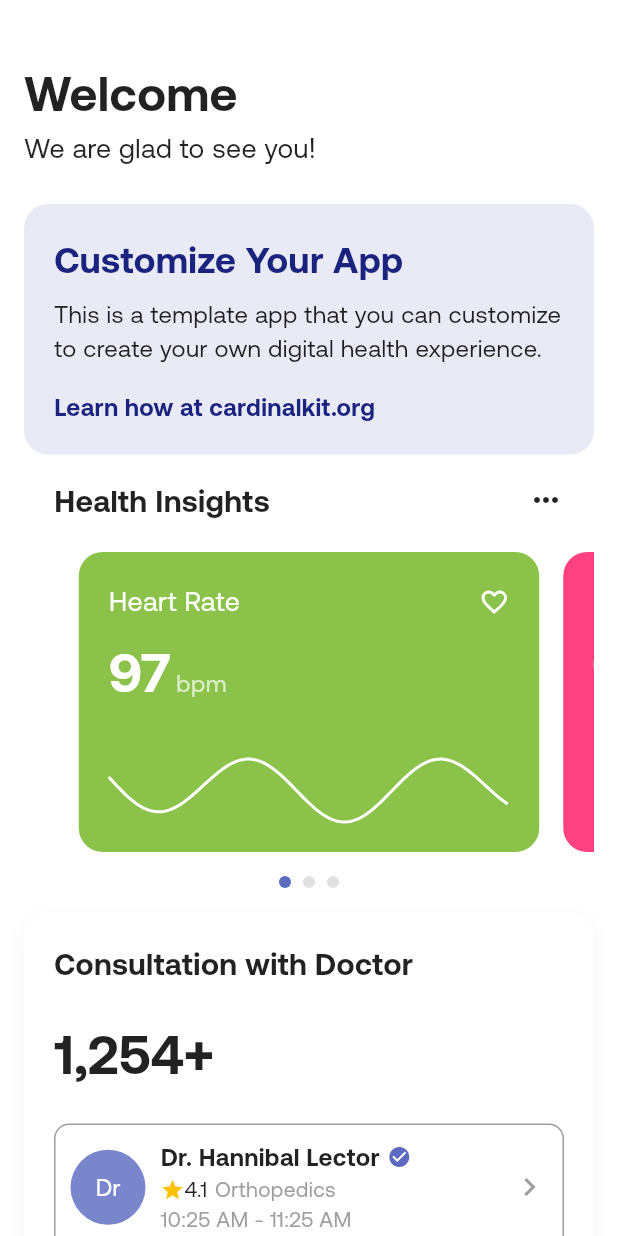
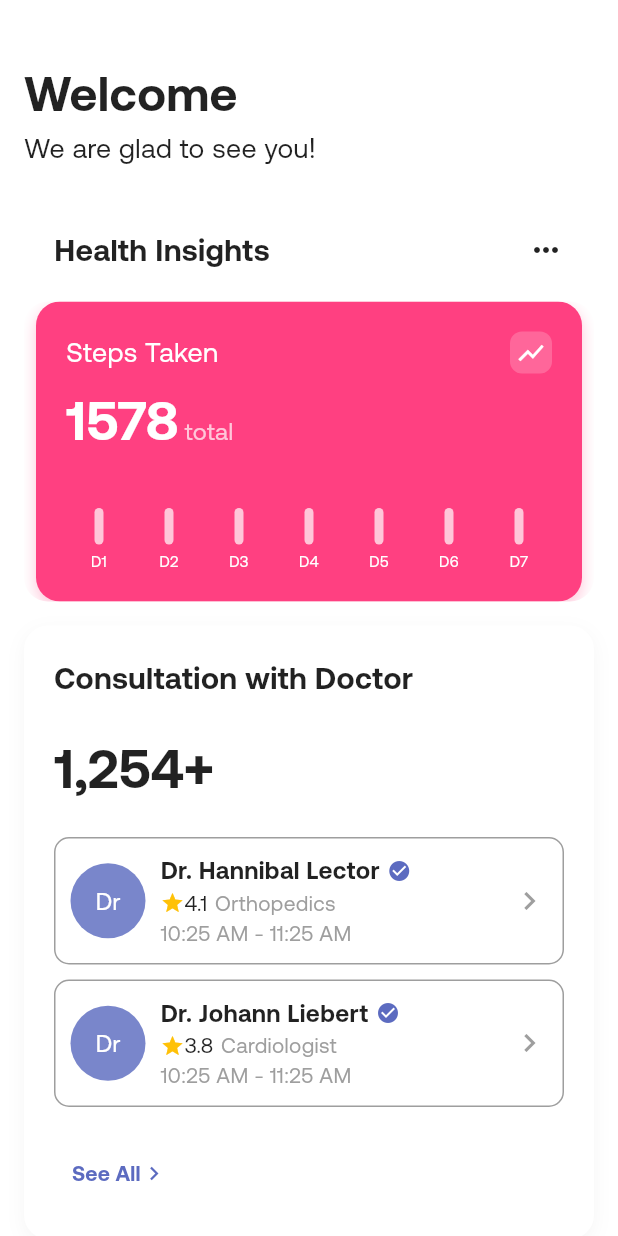
Before and after one commit to Arrizky0911/Telehealth, a Flutter app: the HomeScreen screen opened directly, on a phone screen of 412 x 824 dp. Run offline on Flutter 3.47's test engine with Material 3 defaults, Android fonts, the phone set to English and light mode, and no system bars; our stand-ins replace cloud_firestore, firebase_auth, firebase_core, firebase_storage, google_sign_in, signature; accounts and stored records are empty.

Commit message:
shop pages and it's basic content. and bit fix home page

```diff
--- a/lib/src/features/main/home/home.dart
+++ b/lib/src/features/main/home/home.dart
@@ -32,43 +32,6 @@ class HomeScreen extends StatelessWidget {
                 ),
               ),
               const SizedBox(height: 24),
-              Container(
-                padding: const EdgeInsets.all(20),
-                decoration: BoxDecoration(
-                  color: const Color(0xFFE8EAF6),
-                  borderRadius: BorderRadius.circular(16),
-                ),
-                child: const Column(
-                  crossAxisAlignment: CrossAxisAlignment.start,
-                  children: [
-                    Text(
-                      'Customize Your App',
-                      style: TextStyle(
-                        fontSize: 24,
-                        fontWeight: FontWeight.bold,
-                        color: Color(0xFF1A237E),
-                      ),
-                    ),
-                    SizedBox(height: 8),
-                    Text(
-                      'This is a template app that you can customize to create your own digital health experience.',
-                      style: TextStyle(
-                        fontSize: 16,
-                        color: Colors.black87,
-                      ),
-                    ),
-                    SizedBox(height: 16),
-                    Text(
-                      'Learn how at cardinalkit.org',
-                      style: TextStyle(
-                        fontSize: 16,
-                        color: Color(0xFF1A237E),
-                        fontWeight: FontWeight.bold,
-                      ),
-                    ),
-                  ],
-                ),
-              ),
               const SizedBox(height: 16),
               const HealthInsightsCard(),
               const SizedBox(height: 16),
@@ -76,7 +39,6 @@ class HomeScreen extends StatelessWidget {
               const SizedBox(height: 16),
               const AIChatbotCard(),
               const SizedBox(height: 16),
-              const SymptomCheckerCard(),
               const SizedBox(height: 16),
 
             ],
--- a/lib/src/features/main/widgets/health_cards.dart
+++ b/lib/src/features/main/widgets/health_cards.dart
@@ -9,9 +9,6 @@ class HealthInsightsCard extends StatefulWidget {
 }
 
 class _HealthInsightsCardState extends State<HealthInsightsCard> {
-  final PageController _pageController = PageController(viewportFraction: 0.85);
-  int _currentPage = 0;
-
   @override
   Widget build(BuildContext context) {
     return Column(
@@ -36,58 +33,12 @@ class _HealthInsightsCardState extends State<HealthInsightsCard> {
         const SizedBox(height: 20),
         SizedBox(
           height: 200,
-          child: PageView(
-            controller: _pageController,
-            onPageChanged: (index) {
-              setState(() {
-                _currentPage = index;
-              });
-            },
-            children: const [
-              _HealthCard(
-                title: 'Heart Rate',
-                value: '97',
-                unit: 'bpm',
-                color: Color(0xFF8BC34A),
-                child: HeartRateGraph(),
-              ),
-              _HealthCard(
+          child: const _HealthCard(
             title: 'Steps Taken',
             value: '1578',
             unit: 'total',
             color: Color(0xFFFF4081),
             child: StepsGraph(),
-              ),
-              _HealthCard(
-                title: 'Hydration',
-                value: '85',
-                unit: '%',
-                color: Color(0xFF2196F3),
-                child: Icon(
-                  Icons.water_drop,
-                  size: 40,
-                  color: Colors.white,
-                ),
-              ),
-            ],
-          ),
-        ),
-        const SizedBox(height: 16),
-        Row(
-          mainAxisAlignment: MainAxisAlignment.center,
-          children: List.generate(
-            3,
-                (index) => Container(
-              margin: const EdgeInsets.symmetric(horizontal: 4),
-              width: 8,
-              height: 8,
-              decoration: BoxDecoration(
-                shape: BoxShape.circle,
-                color: _currentPage == index
-                    ? const Color(0xFF5C6BC0)
-                    : Colors.grey.shade300,
-              ),
-            ),
           ),
         ),
       ],
@@ -112,11 +63,20 @@ class _HealthCard extends StatelessWidget {
 
   @override
   Widget build(BuildContext context) {
-    return Container(
+    return ClipRRect(
+      borderRadius: BorderRadius.circular(16),
+      child: Container(
         margin: const EdgeInsets.symmetric(horizontal: 8),
         decoration: BoxDecoration(
           color: color,
           borderRadius: BorderRadius.circular(16),
+          boxShadow: [
+            BoxShadow(
+              color: color.withOpacity(0.3),
+              blurRadius: 8,
+              offset: const Offset(0, 4),
+            ),
+          ],
         ),
         padding: const EdgeInsets.all(20),
         child: Column(
@@ -133,14 +93,21 @@ class _HealthCard extends StatelessWidget {
                   ),
                 ),
                 const Spacer(),
-              const Icon(
-                Icons.favorite_border,
+                Container(
+                  padding: const EdgeInsets.all(4),
+                  decoration: BoxDecoration(
+                    color: Colors.white.withOpacity(0.2),
+                    borderRadius: BorderRadius.circular(8),
+                  ),
+                  child: const Icon(
+                    Icons.show_chart,
                     color: Colors.white,
                     size: 20,
                   ),
+                ),
               ],
             ),
-          const SizedBox(height: 8),
+            const Spacer(),
             Row(
               crossAxisAlignment: CrossAxisAlignment.end,
               children: [
@@ -165,54 +132,18 @@ class _HealthCard extends StatelessWidget {
                 ),
               ],
             ),
-          const Spacer(),
+            const SizedBox(height: 16),
             SizedBox(
               height: 60,
+              child: ClipRect(
                 child: child,
+              ),
             ),
           ],
         ),
+      ),
     );
   }
-}
-
-class HeartRateGraph extends StatelessWidget {
-  const HeartRateGraph({super.key});
-
-  @override
-  Widget build(BuildContext context) {
-    return CustomPaint(
-      size: const Size(double.infinity, 60),
-      painter: HeartRateGraphPainter(),
-    );
-  }
-}
-
-class HeartRateGraphPainter extends CustomPainter {
-  @override
-  void paint(Canvas canvas, Size size) {
-    final paint = Paint()
-      ..color = Colors.white
-      ..style = PaintingStyle.stroke
-      ..strokeWidth = 2;
-
-    final path = Path();
-    path.moveTo(0, size.height * 0.5);
-
-    // Create a smooth curve
-    for (var i = 0; i < size.width; i++) {
-      final x = i.toDouble();
-      final y = size.height * 0.5 +
-          math.sin(x * 0.05) * 20 +
-          math.sin(x * 0.01) * 10;
-      path.lineTo(x, y);
-    }
-
-    canvas.drawPath(path, paint);
-  }
-
-  @override
-  bool shouldRepaint(covariant CustomPainter oldDelegate) => false;
 }
 
 class StepsGraph extends StatelessWidget {
@@ -220,20 +151,48 @@ class StepsGraph extends StatelessWidget {
 
   @override
   Widget build(BuildContext context) {
+    return ClipRect(
+      child: LayoutBuilder(
+        builder: (context, constraints) {
+          final itemWidth = (constraints.maxWidth - 16) / 7;
           return Row(
-      mainAxisAlignment: MainAxisAlignment.spaceEvenly,
+            mainAxisAlignment: MainAxisAlignment.spaceBetween,
             crossAxisAlignment: CrossAxisAlignment.end,
             children: List.generate(
               7,
-            (index) => Container(
-          width: 8,
+              (index) => SizedBox(
+                width: itemWidth,
+                child: Column(
+                  mainAxisSize: MainAxisSize.min,
+                  children: [
+                    Container(
+                      width: 6,
                       height: 20.0 + math.Random().nextDouble() * 40,
                       decoration: BoxDecoration(
                         color: Colors.white.withOpacity(0.7),
-            borderRadius: BorderRadius.circular(4),
+                        borderRadius: BorderRadius.circular(3),
+                      ),
+                    ),
+                    const SizedBox(height: 4),
+                    SizedBox(
+                      width: itemWidth,
+                      child: Text(
+                        'D${index + 1}',
+                        style: const TextStyle(
+                          color: Colors.white,
+                          fontSize: 10,
+                        ),
+                        textAlign: TextAlign.center,
+                        maxLines: 1,
+                      ),
+                    ),
+                  ],
                 ),
               ),
             ),
           );
+        },
+      ),
+    );
   }
 }
```
Also changed, not shown: lib/src/features/main/main_screen.dart (+5 -5 lines), lib/src/features/shop/shop_screen.dart (added, +306 -0 lines). Lines whose indentation alone changed are shown as unchanged.
